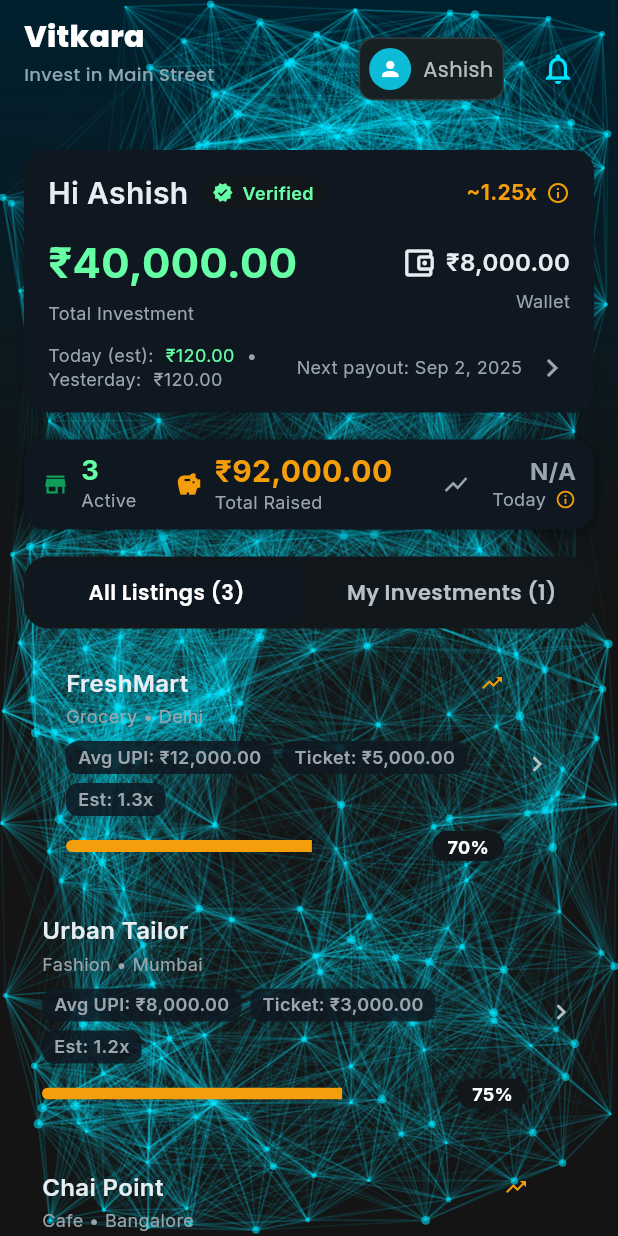
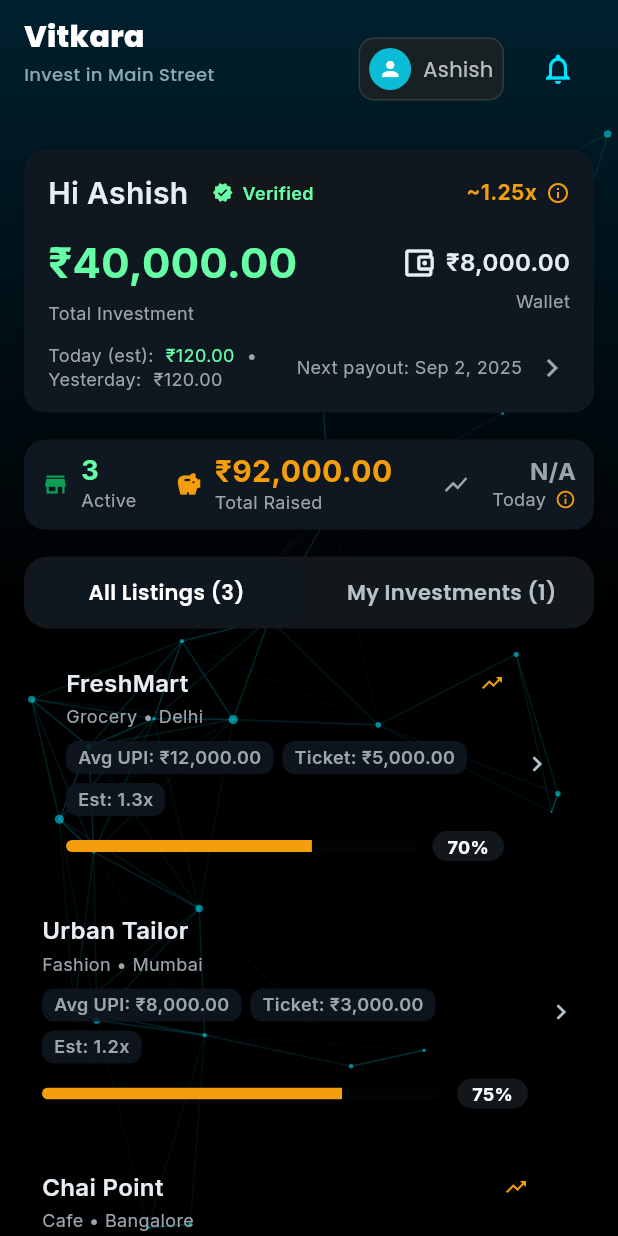
Before and after one commit to Ashish-Ranja-n/vitkara, a Flutter app: the InvestorDashboard screen opened directly, on a phone screen of 412 x 824 dp. Run offline on Flutter 3.47's test engine with Material 3 defaults, Android fonts, the phone set to English and light mode, and no system bars; our stand-ins replace carousel_slider, flutter_svg, google_fonts, google_sign_in, shared_preferences; accounts and stored records are empty.

Commit message:
updated the dashboard ui

```diff
--- a/mobile/lib/screens/investor_dashboard.dart
+++ b/mobile/lib/screens/investor_dashboard.dart
@@ -242,8 +242,8 @@
             end: Alignment.bottomCenter,
             colors: [
               Color.fromARGB(255, 0, 32, 46),
-              Color.fromARGB(235, 0, 0, 0),
-              Color.fromARGB(235, 0, 0, 0),
+              Color.fromARGB(255, 0, 0, 0),
+              Color.fromARGB(255, 0, 0, 0),
             ],
           ),
         ),
@@ -252,8 +252,8 @@
             // animated particle background (tweak densityMultiplier/minParticles/speed here)
             Positioned.fill(
               child: AnimatedBackground(
-                densityMultiplier: 10.0,
-                minParticles: 300,
+                densityMultiplier: 0.8,
+                minParticles: 10,
                 speed: 0.85,
                 connectThreshold: 160.0,
               ),
```
